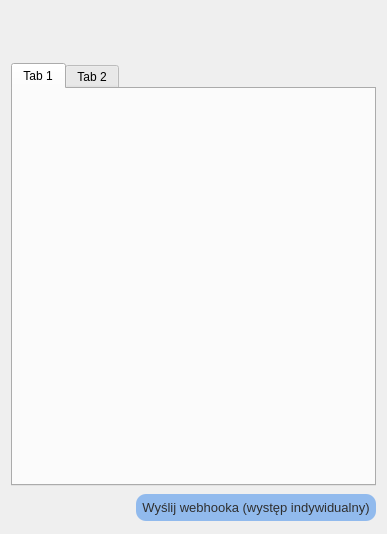
This is source/UI/Competition/JumperCompetitionResultsWidget.ui in SiekamCebule/sj-sim as Qt 5 draws it before an edit. The edited form follows.
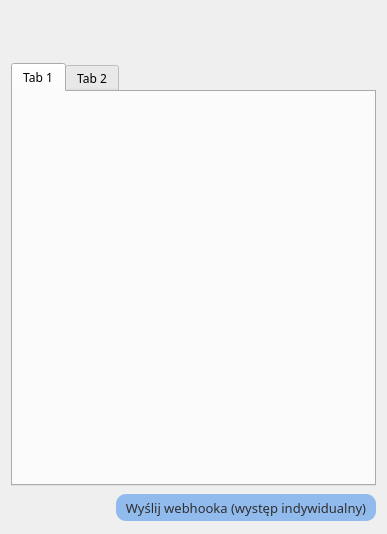
This is the edited form.

Diff of the .ui file:
```diff
--- a/source/UI/Competition/JumperCompetitionResultsWidget.ui
+++ b/source/UI/Competition/JumperCompetitionResultsWidget.ui
@@ -146,6 +146,11 @@
        <verstretch>0</verstretch>
       </sizepolicy>
      </property>
+     <property name="font">
+      <font>
+       <family>Quicksand Medium</family>
+      </font>
+     </property>
      <property name="currentIndex">
       <number>0</number>
      </property>
@@ -233,18 +238,19 @@
       <widget class="QPushButton" name="pushButton_sendWebhook">
        <property name="minimumSize">
         <size>
-         <width>240</width>
+         <width>260</width>
          <height>27</height>
         </size>
        </property>
        <property name="maximumSize">
         <size>
-         <width>240</width>
+         <width>260</width>
          <height>27</height>
         </size>
        </property>
        <property name="font">
         <font>
+         <family>Quicksand Medium</family>
          <pointsize>10</pointsize>
         </font>
        </property>
```
